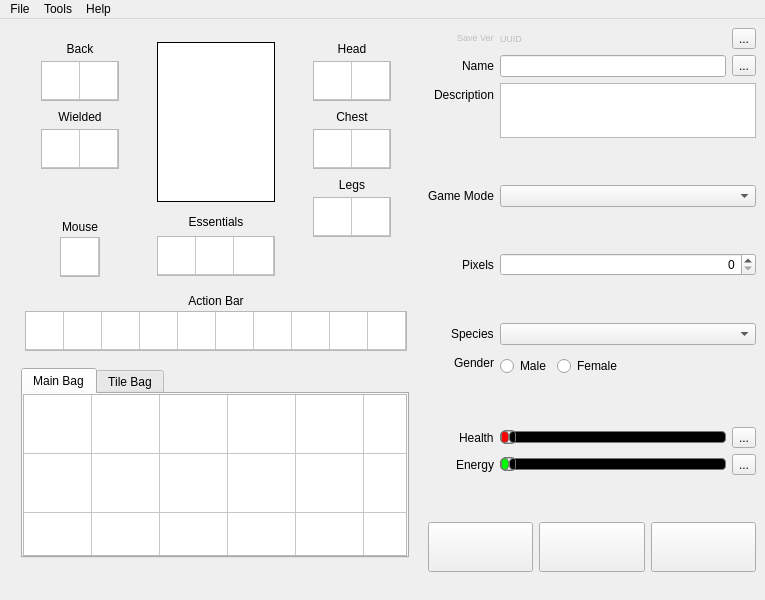
Qt form starcheat/templates/MainWindow.ui (wizzomafizzo/starcheat) before a commit.
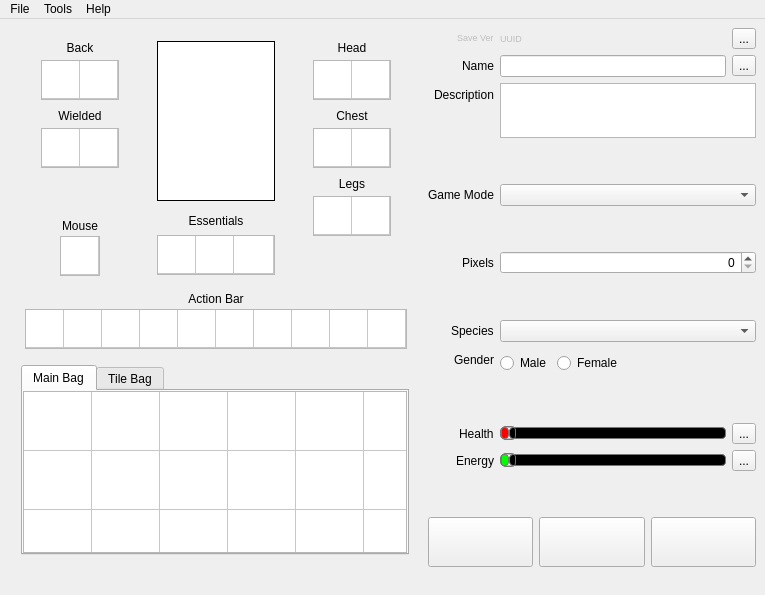
The same form after that commit. Icons and pictures are not drawn.

Commit message: Add button to copy uuid to clipboard

What changed in the file:
```diff
--- a/starcheat/templates/MainWindow.ui
+++ b/starcheat/templates/MainWindow.ui
@@ -7,7 +7,7 @@
     <x>0</x>
     <y>0</y>
     <width>765</width>
-    <height>600</height>
+    <height>595</height>
    </rect>
   </property>
   <property name="windowTitle">
```
Left out of the diff: 4 changed lines with no effect on the pictures. The commit also changes 1 other file.
